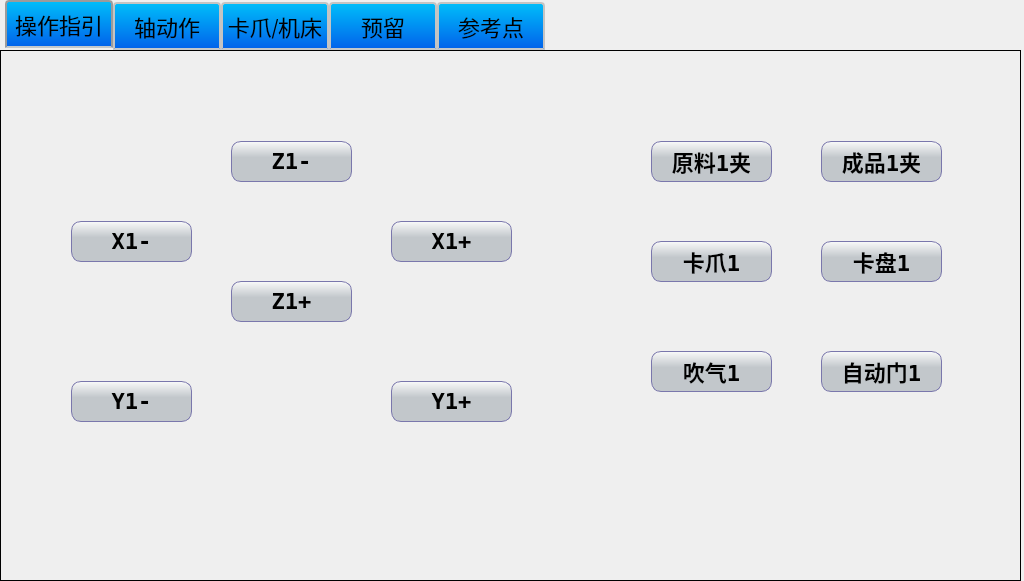
Before: the Qt Designer form manualform.ui in Jade-yun/MachineTool, drawn with Qt 5.
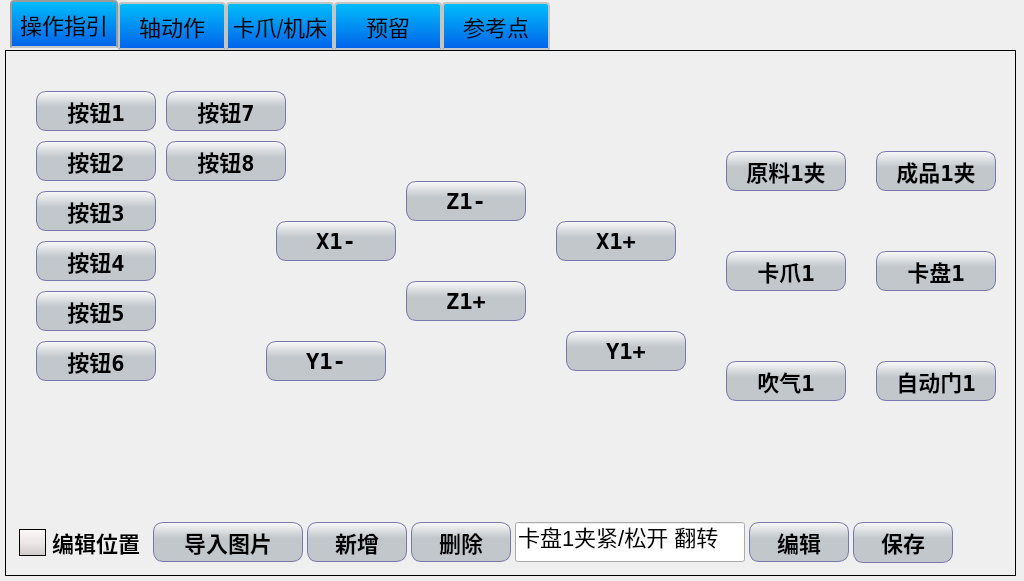
After: the same form once the commit is applied. Icons and pictures are not drawn.

```diff
--- a/manualform.ui
+++ b/manualform.ui
@@ -33,7 +33,6 @@
 
 	font-family: DejaVuSansMono;
 	font-size: 22px; 
-	font-weight:bold;
 	font-family: 'SimSun';
 	background: qlineargradient(x1: 0, y1: 0, x2: 0, y2: 1,stop: 0 #FFFAFA, stop: 0.4 #EEE9E9,stop: 0.5 #EEE9E9, stop: 1.0 #CDC9C9);
 
@@ -125,10 +124,10 @@
   <widget class="QTabWidget" name="tabWidgetSig">
    <property name="geometry">
     <rect>
-     <x>0</x>
+     <x>5</x>
      <y>0</y>
-     <width>1021</width>
-     <height>581</height>
+     <width>1011</width>
+     <height>576</height>
     </rect>
    </property>
    <property name="font">
@@ -172,12 +171,24 @@
     <widget class="QPushButton" name="btn_Z1_cut">
      <property name="geometry">
       <rect>
-       <x>230</x>
-       <y>90</y>
-       <width>121</width>
-       <height>41</height>
+       <x>400</x>
+       <y>130</y>
+       <width>120</width>
+       <height>40</height>
       </rect>
      </property>
+     <property name="minimumSize">
+      <size>
+       <width>120</width>
+       <height>40</height>
+      </size>
+     </property>
+     <property name="maximumSize">
+      <size>
+       <width>120</width>
+       <height>40</height>
+      </size>
+     </property>
      <property name="font">
       <font>
        <family>SimSun</family>
@@ -196,12 +207,24 @@
     <widget class="QPushButton" name="btn_X1_cut">
      <property name="geometry">
       <rect>
-       <x>70</x>
+       <x>270</x>
        <y>170</y>
-       <width>121</width>
-       <height>41</height>
+       <width>120</width>
+       <height>40</height>
       </rect>
      </property>
+     <property name="minimumSize">
+      <size>
+       <width>120</width>
+       <height>40</height>
+      </size>
+     </property>
+     <property name="maximumSize">
+      <size>
+       <width>120</width>
+       <height>40</height>
+      </size>
+     </property>
      <property name="font">
       <font>
        <family>SimSun</family>
@@ -220,12 +243,24 @@
     <widget class="QPushButton" name="btn_Z1_add">
      <property name="geometry">
       <rect>
-       <x>230</x>
+       <x>400</x>
        <y>230</y>
-       <width>121</width>
-       <height>41</height>
+       <width>120</width>
+       <height>40</height>
       </rect>
      </property>
+     <property name="minimumSize">
+      <size>
+       <width>120</width>
+       <height>40</height>
+      </size>
+     </property>
+     <property name="maximumSize">
+      <size>
+       <width>120</width>
+       <height>40</height>
+      </size>
+     </property>
      <property name="font">
       <font>
        <family>SimSun</family>
@@ -244,12 +279,24 @@
     <widget class="QPushButton" name="btn_X1_add">
      <property name="geometry">
       <rect>
-       <x>390</x>
+       <x>550</x>
        <y>170</y>
-       <width>121</width>
-       <height>41</height>
+       <width>120</width>
+       <height>40</height>
       </rect>
      </property>
+     <property name="minimumSize">
+      <size>
+       <width>120</width>
+       <height>40</height>
+      </size>
+     </property>
+     <property name="maximumSize">
+      <size>
+       <width>120</width>
+       <height>40</height>
+      </size>
+     </property>
      <property name="font">
       <font>
        <family>SimSun</family>
@@ -268,12 +315,24 @@
     <widget class="QPushButton" name="btn_Y1_cut">
      <property name="geometry">
       <rect>
-       <x>70</x>
-       <y>330</y>
-       <width>121</width>
-       <height>41</height>
+       <x>260</x>
+       <y>290</y>
+       <width>120</width>
+       <height>40</height>
       </rect>
      </property>
+     <property name="minimumSize">
+      <size>
+       <width>120</width>
+       <height>40</height>
+      </size>
+     </property>
+     <property name="maximumSize">
+      <size>
+       <width>120</width>
+       <height>40</height>
+      </size>
+     </property>
      <property name="font">
       <font>
        <family>SimSun</family>
@@ -292,12 +351,24 @@
     <widget class="QPushButton" name="btn_Y1_add">
      <property name="geometry">
       <rect>
-       <x>390</x>
-       <y>330</y>
-       <width>121</width>
-       <height>41</height>
+       <x>560</x>
+       <y>280</y>
+       <width>120</width>
+       <height>40</height>
       </rect>
      </property>
+     <property name="minimumSize">
+      <size>
+       <width>120</width>
+       <height>40</height>
+      </size>
+     </property>
+     <property name="maximumSize">
+      <size>
+       <width>120</width>
+       <height>40</height>
+      </size>
+     </property>
      <property name="font">
       <font>
        <family>SimSun</family>
@@ -316,12 +387,24 @@
     <widget class="QPushButton" name="btn_material1">
      <property name="geometry">
       <rect>
-       <x>650</x>
-       <y>90</y>
-       <width>121</width>
-       <height>41</height>
+       <x>720</x>
+       <y>100</y>
+       <width>120</width>
+       <height>40</height>
       </rect>
      </property>
+     <property name="minimumSize">
+      <size>
+       <width>120</width>
+       <height>40</height>
+      </size>
+     </property>
+     <property name="maximumSize">
+      <size>
+       <width>120</width>
+       <height>40</height>
+      </size>
+     </property>
      <property name="font">
       <font>
        <family>SimSun</family>
@@ -340,12 +423,24 @@
     <widget class="QPushButton" name="btn_product1">
      <property name="geometry">
       <rect>
-       <x>820</x>
-       <y>90</y>
-       <width>121</width>
-       <height>41</height>
+       <x>870</x>
+       <y>100</y>
+       <width>120</width>
+       <height>40</height>
       </rect>
      </property>
+     <property name="minimumSize">
+      <size>
+       <width>120</width>
+       <height>40</height>
+      </size>
+     </property>
+     <property name="maximumSize">
+      <size>
+       <width>120</width>
+       <height>40</height>
+      </size>
+     </property>
      <property name="font">
       <font>
        <family>SimSun</family>
@@ -364,12 +459,24 @@
     <widget class="QPushButton" name="btn_chuck1">
      <property name="geometry">
       <rect>
-       <x>820</x>
-       <y>190</y>
-       <width>121</width>
-       <height>41</height>
+       <x>870</x>
+       <y>200</y>
+       <width>120</width>
+       <height>40</height>
       </rect>
      </property>
+     <property name="minimumSize">
+      <size>
+       <width>120</width>
+       <height>40</height>
+      </size>
+     </property>
+     <property name="maximumSize">
+      <size>
+       <width>120</width>
+       <height>40</height>
+      </size>
+     </property>
      <property name="font">
       <font>
        <family>SimSun</family>
@@ -388,12 +495,24 @@
     <widget class="QPushButton" name="btn_claw1">
      <property name="geometry">
       <rect>
-       <x>650</x>
-       <y>190</y>
-       <width>121</width>
-       <height>41</height>
+       <x>720</x>
+       <y>200</y>
+       <width>120</width>
+       <height>40</height>
       </rect>
      </property>
+     <property name="minimumSize">
+      <size>
+       <width>120</width>
+       <height>40</height>
+      </size>
+     </property>
+     <property name="maximumSize">
+      <size>
+       <width>120</width>
+       <height>40</height>
+      </size>
+     </property>
      <property name="font">
       <font>
        <family>SimSun</family>
@@ -412,12 +531,24 @@
     <widget class="QPushButton" name="btn_autoDoor1">
      <property name="geometry">
       <rect>
-       <x>820</x>
-       <y>300</y>
-       <width>121</width>
-       <height>41</height>
+       <x>870</x>
+       <y>310</y>
+       <width>120</width>
+       <height>40</height>
       </rect>
      </property>
+     <property name="minimumSize">
+      <size>
+       <width>120</width>
+       <height>40</height>
+      </size>
+     </property>
+     <property name="maximumSize">
+      <size>
+       <width>120</width>
+       <height>40</height>
+      </size>
+     </property>
      <property name="font">
       <font>
        <family>SimSun</family>
@@ -436,12 +567,24 @@
     <widget class="QPushButton" name="btn_gass1">
      <property name="geometry">
       <rect>
-       <x>650</x>
-       <y>300</y>
-       <width>121</width>
-       <height>41</height>
+       <x>720</x>
+       <y>310</y>
+       <width>120</width>
+       <height>40</height>
       </rect>
      </property>
+     <property name="minimumSize">
+      <size>
+       <width>120</width>
+       <height>40</height>
+      </size>
+     </property>
+     <property name="maximumSize">
+      <size>
+       <width>120</width>
+       <height>40</height>
+      </size>
+     </property>
      <property name="font">
       <font>
        <family>SimSun</family>
@@ -457,6 +600,513 @@
       <string>吹气1</string>
      </property>
     </widget>
+    <widget class="QPushButton" name="btn_claw1_2">
+     <property name="geometry">
+      <rect>
+       <x>30</x>
+       <y>90</y>
+       <width>120</width>
+       <height>40</height>
+      </rect>
+     </property>
+     <property name="minimumSize">
+      <size>
+       <width>120</width>
+       <height>40</height>
+      </size>
+     </property>
+     <property name="maximumSize">
+      <size>
+       <width>120</width>
+       <height>40</height>
+      </size>
+     </property>
+     <property name="font">
+      <font>
+       <family>SimSun</family>
+       <pointsize>-1</pointsize>
+       <weight>75</weight>
+       <bold>true</bold>
+      </font>
+     </property>
+     <property name="styleSheet">
+      <string notr="true"/>
+     </property>
+     <property name="text">
+      <string>按钮2</string>
+     </property>
+    </widget>
+    <widget class="QPushButton" name="btn_material1_2">
+     <property name="geometry">
+      <rect>
+       <x>30</x>
+       <y>40</y>
+       <width>120</width>
+       <height>40</height>
+      </rect>
+     </property>
+     <property name="minimumSize">
+      <size>
+       <width>120</width>
+       <height>40</height>
+      </size>
+     </property>
+     <property name="maximumSize">
+      <size>
+       <width>120</width>
+       <height>40</height>
+      </size>
+     </property>
+     <property name="font">
+      <font>
+       <family>SimSun</family>
+       <pointsize>-1</pointsize>
+       <weight>75</weight>
+       <bold>true</bold>
+      </font>
+     </property>
+     <property name="styleSheet">
+      <string notr="true"/>
+     </property>
+     <property name="text">
+      <string>按钮1</string>
+     </property>
+    </widget>
+    <widget class="QPushButton" name="btn_gass1_2">
+     <property name="geometry">
+      <rect>
+       <x>30</x>
+       <y>140</y>
+       <width>120</width>
+       <height>40</height>
+      </rect>
+     </property>
+     <property name="minimumSize">
+      <size>
+       <width>120</width>
+       <height>40</height>
+      </size>
+     </property>
+     <property name="maximumSize">
+      <size>
+       <width>120</width>
+       <height>40</height>
+      </size>
+     </property>
+     <property name="font">
+      <font>
+       <family>SimSun</family>
+       <pointsize>-1</pointsize>
+       <weight>75</weight>
+       <bold>true</bold>
+      </font>
+     </property>
+     <property name="styleSheet">
+      <string notr="true"/>
+     </property>
+     <property name="text">
+      <string>按钮3</string>
+     </property>
+    </widget>
+    <widget class="QPushButton" name="btn_material1_3">
+     <property name="geometry">
+      <rect>
+       <x>30</x>
+       <y>190</y>
+       <width>120</width>
+       <height>40</height>
+      </rect>
+     </property>
+     <property name="minimumSize">
+      <size>
+       <width>120</width>
+       <height>40</height>
+      </size>
+     </property>
+     <property name="maximumSize">
+      <size>
+       <width>120</width>
+       <height>40</height>
+      </size>
+     </property>
+     <property name="font">
+      <font>
+       <family>SimSun</family>
+       <pointsize>-1</pointsize>
+       <weight>75</weight>
+       <bold>true</bold>
+      </font>
+     </property>
+     <property name="styleSheet">
+      <string notr="true"/>
+     </property>
+     <property name="text">
+      <string>按钮4</string>
+     </property>
+    </widget>
+    <widget class="QPushButton" name="btn_gass1_3">
+     <property name="geometry">
+      <rect>
+       <x>30</x>
+       <y>290</y>
+       <width>120</width>
+       <height>40</height>
+      </rect>
+     </property>
+     <property name="minimumSize">
+      <size>
+       <width>120</width>
+       <height>40</height>
+      </size>
+     </property>
+     <property name="maximumSize">
+      <size>
+       <width>120</width>
+       <height>40</height>
+      </size>
+     </property>
+     <property name="font">
+      <font>
+       <family>SimSun</family>
+       <pointsize>-1</pointsize>
+       <weight>75</weight>
+       <bold>true</bold>
+      </font>
+     </property>
+     <property name="styleSheet">
+      <string notr="true"/>
+     </property>
+     <property name="text">
+      <string>按钮6</string>
+     </property>
+    </widget>
+    <widget class="QPushButton" name="btn_claw1_3">
+     <property name="geometry">
+      <rect>
+       <x>30</x>
+       <y>240</y>
+       <width>120</width>
+       <height>40</height>
+      </rect>
+     </property>
+     <property name="minimumSize">
+      <size>
+       <width>120</width>
+       <height>40</height>
+      </size>
+     </property>
+     <property name="maximumSize">
+      <size>
+       <width>120</width>
+       <height>40</height>
+      </size>
+     </property>
+     <property name="font">
+      <font>
+       <family>SimSun</family>
+       <pointsize>-1</pointsize>
+       <weight>75</weight>
+       <bold>true</bold>
+      </font>
+     </property>
+     <property name="styleSheet">
+      <string notr="true"/>
+     </property>
+     <property name="text">
+      <string>按钮5</string>
+     </property>
+    </widget>
+    <widget class="QPushButton" name="btn_claw1_4">
+     <property name="geometry">
+      <rect>
+       <x>160</x>
+       <y>90</y>
+       <width>120</width>
+       <height>40</height>
+      </rect>
+     </property>
+     <property name="minimumSize">
+      <size>
+       <width>120</width>
+       <height>40</height>
+      </size>
+     </property>
+     <property name="maximumSize">
+      <size>
+       <width>120</width>
+       <height>40</height>
+      </size>
+     </property>
+     <property name="font">
+      <font>
+       <family>SimSun</family>
+       <pointsize>-1</pointsize>
+       <weight>75</weight>
+       <bold>true</bold>
+      </font>
+     </property>
+     <property name="styleSheet">
+      <string notr="true"/>
+     </property>
+     <property name="text">
+      <string>按钮8</string>
+     </property>
+    </widget>
+    <widget class="QPushButton" name="btn_material1_4">
+     <property name="geometry">
+      <rect>
+       <x>160</x>
+       <y>40</y>
+       <width>120</width>
+       <height>40</height>
+      </rect>
+     </property>
+     <property name="minimumSize">
+      <size>
+       <width>120</width>
+       <height>40</height>
+      </size>
+     </property>
+     <property name="maximumSize">
+      <size>
+       <width>120</width>
+       <height>40</height>
+      </size>
+     </property>
+     <property name="font">
+      <font>
+       <family>SimSun</family>
+       <pointsize>-1</pointsize>
+       <weight>75</weight>
+       <bold>true</bold>
+      </font>
+     </property>
+     <property name="styleSheet">
+      <string notr="true"/>
+     </property>
+     <property name="text">
+      <string>按钮7</string>
+     </property>
+    </widget>
+    <widget class="QWidget" name="">
+     <property name="geometry">
+      <rect>
+       <x>10</x>
+       <y>470</y>
+       <width>941</width>
+       <height>43</height>
+      </rect>
+     </property>
+     <layout class="QHBoxLayout" name="horizontalLayout">
+      <property name="spacing">
+       <number>1</number>
+      </property>
+      <item>
+       <widget class="QCheckBox" name="checkBoxEditPosition">
+        <property name="minimumSize">
+         <size>
+          <width>130</width>
+          <height>40</height>
+         </size>
+        </property>
+        <property name="maximumSize">
+         <size>
+          <width>130</width>
+          <height>40</height>
+         </size>
+        </property>
+        <property name="text">
+         <string>编辑位置</string>
+        </property>
+        <property name="checked">
+         <bool>true</bool>
+        </property>
+        <property name="autoExclusive">
+         <bool>false</bool>
+        </property>
+       </widget>
+      </item>
+      <item>
+       <widget class="QPushButton" name="btnImportPicture">
+        <property name="minimumSize">
+         <size>
+          <width>150</width>
+          <height>40</height>
+         </size>
+        </property>
+        <property name="maximumSize">
+         <size>
+          <width>150</width>
+          <height>40</height>
+         </size>
+        </property>
+        <property name="font">
+         <font>
+          <family>SimSun</family>
+          <pointsize>-1</pointsize>
+          <weight>75</weight>
+          <bold>true</bold>
+         </font>
+        </property>
+        <property name="styleSheet">
+         <string notr="true"/>
+        </property>
+        <property name="text">
+         <string>导入图片</string>
+        </property>
+       </widget>
+      </item>
+      <item>
+       <widget class="QPushButton" name="btnNewButton">
+        <property name="minimumSize">
+         <size>
+          <width>100</width>
+          <height>40</height>
+         </size>
+        </property>
+        <property name="maximumSize">
+         <size>
+          <width>100</width>
+          <height>40</height>
+         </size>
+        </property>
+        <property name="font">
+         <font>
+          <family>SimSun</family>
+          <pointsize>-1</pointsize>
+          <weight>75</weight>
+          <bold>true</bold>
+         </font>
+        </property>
+        <property name="styleSheet">
+         <string notr="true"/>
+        </property>
+        <property name="text">
+         <string>新增</string>
+        </property>
+       </widget>
+      </item>
+      <item>
+       <widget class="QPushButton" name="btnDeleteButton">
+        <property name="minimumSize">
+         <size>
+          <width>100</width>
+          <height>40</height>
+         </size>
+        </property>
+        <property name="maximumSize">
+         <size>
+          <width>100</width>
+          <height>40</height>
+         </size>
+        </property>
+        <property name="font">
+         <font>
+          <family>SimSun</family>
+          <pointsize>-1</pointsize>
+          <weight>75</weight>
+          <bold>true</bold>
+         </font>
+        </property>
+        <property name="styleSheet">
+         <string notr="true"/>
+        </property>
+        <property name="text">
+         <string>删除</string>
+        </property>
+       </widget>
+      </item>
+      <item>
+       <widget class="QLineEdit" name="lineEdit_4">
+        <property name="minimumSize">
+         <size>
+          <width>230</width>
+          <height>40</height>
+         </size>
+        </property>
+        <property name="maximumSize">
+         <size>
+          <width>230</width>
+          <height>40</height>
+         </size>
+        </property>
+        <property name="text">
+         <string>卡盘1夹紧/松开 翻转</string>
+        </property>
+       </widget>
+      </item>
+      <item>
+       <widget class="QPushButton" name="btnEditButton">
+        <property name="minimumSize">
+         <size>
+          <width>100</width>
+          <height>40</height>
+         </size>
+        </property>
+        <property name="maximumSize">
+         <size>
+          <width>100</width>
+          <height>40</height>
+         </size>
+        </property>
+        <property name="font">
+         <font>
+          <family>SimSun</family>
+          <pointsize>-1</pointsize>
+          <weight>75</weight>
+          <bold>true</bold>
+         </font>
+        </property>
+        <property name="styleSheet">
+         <string notr="true"/>
+        </property>
+        <property name="text">
+         <string>编辑</string>
+        </property>
+       </widget>
+      </item>
+      <item>
+       <widget class="QPushButton" name="btnSaveOperateInstruction">
+        <property name="minimumSize">
+         <size>
+          <width>100</width>
+          <height>41</height>
+         </size>
+        </property>
+        <property name="maximumSize">
+         <size>
+          <width>100</width>
+          <height>41</height>
+         </size>
+        </property>
+        <property name="font">
+         <font>
+          <family>SimSun</family>
+          <pointsize>-1</pointsize>
+          <weight>75</weight>
+          <bold>true</bold>
+         </font>
+        </property>
+        <property name="styleSheet">
+         <string notr="true"/>
+        </property>
+        <property name="text">
+         <string>保存</string>
+        </property>
+        <property name="icon">
+         <iconset resource="images.qrc">
+          <normaloff>:/images/teachpage_images/save.png</normaloff>:/images/teachpage_images/save.png</iconset>
+        </property>
+        <property name="iconSize">
+         <size>
+          <width>20</width>
+          <height>20</height>
+         </size>
+        </property>
+       </widget>
+      </item>
+     </layout>
+    </widget>
    </widget>
    <widget class="QWidget" name="tabAxisAction">
     <attribute name="title">
```
Left out of the diff: 12 changed lines with no effect on the pictures.
